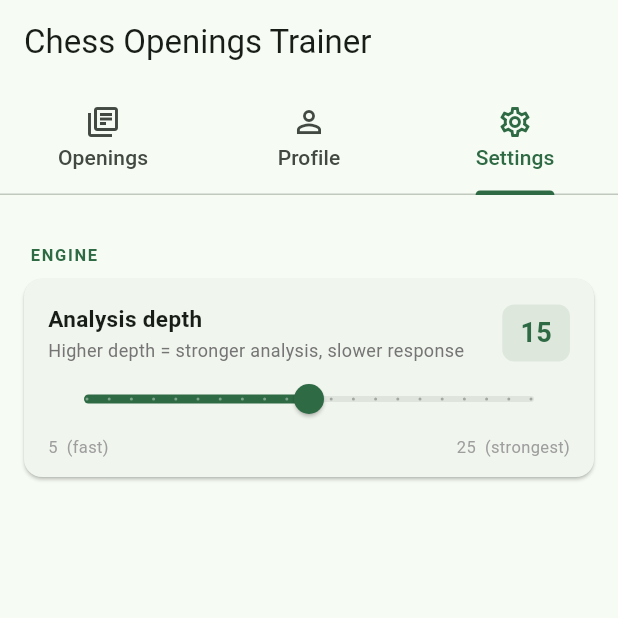
After one commit to victorruelle/chess-trainer, a Flutter app: the screen it shows after launch, tab 3 chosen, on a phone screen of 412 x 824 dp, the top half of it. The commit adds this screen. Run offline on Flutter 3.47's test engine with Material 3 defaults, Android fonts, the phone set to English and light mode, and no system bars; our stand-ins replace flutter_riverpod, flutter_svg, shared_preferences; missing offline and left inert: chess, dart:html, stockfish.

Commit message:
feat: settings tab with configurable engine depth (default 15)
- Add settings_provider.dart: persists engine depth to SharedPreferences (default 15)
- Add settings_screen.dart: slider UI ranging from depth 5–25
- Engine re-evaluates immediately when depth changes
- Add Settings tab next to Profile in the main tab bar

```diff
--- a/lib/providers/engine_provider.dart
+++ b/lib/providers/engine_provider.dart
@@ -1,7 +1,7 @@
-import 'package:flutter/foundation.dart' show kIsWeb;
 import 'package:flutter_riverpod/flutter_riverpod.dart';
 import '../services/stockfish_service.dart';
 import 'board_provider.dart';
+import 'settings_provider.dart';
 
 class EngineState {
   final EngineEval? eval;
@@ -55,13 +55,21 @@ class EngineNotifier extends Notifier<EngineState> {
       }
     });
 
+    ref.listen(engineDepthProvider, (prev, next) {
+      if (prev?.valueOrNull != next.valueOrNull) {
+        state = state.copyWith(topMovesUci: [], clearEval: true, clearPrev: true);
+        _evaluate(ref.read(boardProvider).fen);
+      }
+    });
+
     _evaluate(ref.read(boardProvider).fen);
   }
 
   void _evaluate(String fen) {
+    final depth = ref.read(engineDepthProvider).valueOrNull ?? kDefaultDepth;
     _service.evaluate(
       fen,
-      depth: kIsWeb ? 10 : 15,
+      depth: depth,
       onUpdate: (eval) => state = state.copyWith(eval: eval),
       onTopMoves: (moves) => state = state.copyWith(topMovesUci: moves),
     );
--- /dev/null
+++ b/lib/providers/settings_provider.dart
@@ -0,0 +1,22 @@
+import 'package:flutter_riverpod/flutter_riverpod.dart';
+import 'package:shared_preferences/shared_preferences.dart';
+
+const _kDepthKey = 'engine_depth';
+const kDefaultDepth = 15;
+
+final engineDepthProvider =
+    AsyncNotifierProvider<_EngineDepthNotifier, int>(_EngineDepthNotifier.new);
+
+class _EngineDepthNotifier extends AsyncNotifier<int> {
+  @override
+  Future<int> build() async {
+    final prefs = await SharedPreferences.getInstance();
+    return prefs.getInt(_kDepthKey) ?? kDefaultDepth;
+  }
+
+  Future<void> setDepth(int depth) async {
+    final prefs = await SharedPreferences.getInstance();
+    await prefs.setInt(_kDepthKey, depth);
+    state = AsyncData(depth);
+  }
+}
--- a/lib/screens/opening_selection_screen.dart
+++ b/lib/screens/opening_selection_screen.dart
@@ -6,6 +6,7 @@ import '../widgets/color_selector.dart';
 import '../widgets/opening_card.dart';
 import 'board_screen.dart';
 import 'profile_screen.dart';
+import 'settings_screen.dart';
 
 class OpeningSelectionScreen extends ConsumerWidget {
   const OpeningSelectionScreen({super.key});
@@ -13,7 +14,7 @@ class OpeningSelectionScreen extends ConsumerWidget {
   @override
   Widget build(BuildContext context, WidgetRef ref) {
     return DefaultTabController(
-      length: 2,
+      length: 3,
       child: Scaffold(
         appBar: AppBar(
           title: const Text('Chess Openings Trainer'),
@@ -22,6 +23,7 @@ class OpeningSelectionScreen extends ConsumerWidget {
             tabs: [
               Tab(icon: Icon(Icons.library_books_outlined), text: 'Openings'),
               Tab(icon: Icon(Icons.person_outline), text: 'Profile'),
+              Tab(icon: Icon(Icons.settings_outlined), text: 'Settings'),
             ],
           ),
         ),
@@ -29,6 +31,7 @@ class OpeningSelectionScreen extends ConsumerWidget {
           children: [
             _OpeningsTab(),
             ProfileScreen(),
+            SettingsScreen(),
           ],
         ),
       ),
--- /dev/null
+++ b/lib/screens/settings_screen.dart
@@ -0,0 +1,145 @@
+import 'package:flutter/material.dart';
+import 'package:flutter_riverpod/flutter_riverpod.dart';
+import '../providers/settings_provider.dart';
+
+class SettingsScreen extends ConsumerWidget {
+  const SettingsScreen({super.key});
+
+  @override
+  Widget build(BuildContext context, WidgetRef ref) {
+    final depthAsync = ref.watch(engineDepthProvider);
+
+    return depthAsync.when(
+      loading: () => const Center(child: CircularProgressIndicator()),
+      error: (e, _) => Center(child: Text('Error: $e')),
+      data: (depth) => ListView(
+        padding: const EdgeInsets.all(16),
+        children: [
+          const SizedBox(height: 8),
+          _SectionHeader('Engine'),
+          _DepthTile(depth: depth),
+        ],
+      ),
+    );
+  }
+}
+
+class _SectionHeader extends StatelessWidget {
+  final String title;
+  const _SectionHeader(this.title);
+
+  @override
+  Widget build(BuildContext context) {
+    return Padding(
+      padding: const EdgeInsets.fromLTRB(4, 8, 4, 8),
+      child: Text(
+        title.toUpperCase(),
+        style: TextStyle(
+          fontSize: 11,
+          fontWeight: FontWeight.w700,
+          letterSpacing: 1.1,
+          color: Theme.of(context).colorScheme.primary,
+        ),
+      ),
+    );
+  }
+}
+
+class _DepthTile extends ConsumerStatefulWidget {
+  final int depth;
+  const _DepthTile({required this.depth});
+
+  @override
+  ConsumerState<_DepthTile> createState() => _DepthTileState();
+}
+
+class _DepthTileState extends ConsumerState<_DepthTile> {
+  late int _localDepth;
+
+  @override
+  void initState() {
+    super.initState();
+    _localDepth = widget.depth;
+  }
+
+  @override
+  void didUpdateWidget(_DepthTile old) {
+    super.didUpdateWidget(old);
+    if (old.depth != widget.depth) _localDepth = widget.depth;
+  }
+
+  @override
+  Widget build(BuildContext context) {
+    final primary = Theme.of(context).colorScheme.primary;
+    return Card(
+      margin: EdgeInsets.zero,
+      child: Padding(
+        padding: const EdgeInsets.fromLTRB(16, 16, 16, 12),
+        child: Column(
+          crossAxisAlignment: CrossAxisAlignment.start,
+          children: [
+            Row(
+              children: [
+                Expanded(
+                  child: Column(
+                    crossAxisAlignment: CrossAxisAlignment.start,
+                    children: [
+                      const Text(
+                        'Analysis depth',
+                        style: TextStyle(
+                            fontSize: 15, fontWeight: FontWeight.w600),
+                      ),
+                      const SizedBox(height: 2),
+                      Text(
+                        'Higher depth = stronger analysis, slower response',
+                        style: TextStyle(
+                            fontSize: 12, color: Colors.grey.shade600),
+                      ),
+                    ],
+                  ),
+                ),
+                Container(
+                  padding: const EdgeInsets.symmetric(
+                      horizontal: 12, vertical: 6),
+                  decoration: BoxDecoration(
+                    color: primary.withValues(alpha: 0.1),
+                    borderRadius: BorderRadius.circular(8),
+                  ),
+                  child: Text(
+                    '$_localDepth',
+                    style: TextStyle(
+                      fontSize: 18,
+                      fontWeight: FontWeight.w700,
+                      color: primary,
+                    ),
+                  ),
+                ),
+              ],
+            ),
+            Slider(
+              value: _localDepth.toDouble(),
+              min: 5,
+              max: 25,
+              divisions: 20,
+              label: '$_localDepth',
+              onChanged: (v) => setState(() => _localDepth = v.round()),
+              onChangeEnd: (v) =>
+                  ref.read(engineDepthProvider.notifier).setDepth(v.round()),
+            ),
+            Row(
+              mainAxisAlignment: MainAxisAlignment.spaceBetween,
+              children: [
+                Text('5  (fast)',
+                    style: TextStyle(
+                        fontSize: 11, color: Colors.grey.shade500)),
+                Text('25  (strongest)',
+                    style: TextStyle(
+                        fontSize: 11, color: Colors.grey.shade500)),
+              ],
+            ),
+          ],
+        ),
+      ),
+    );
+  }
+}
```
